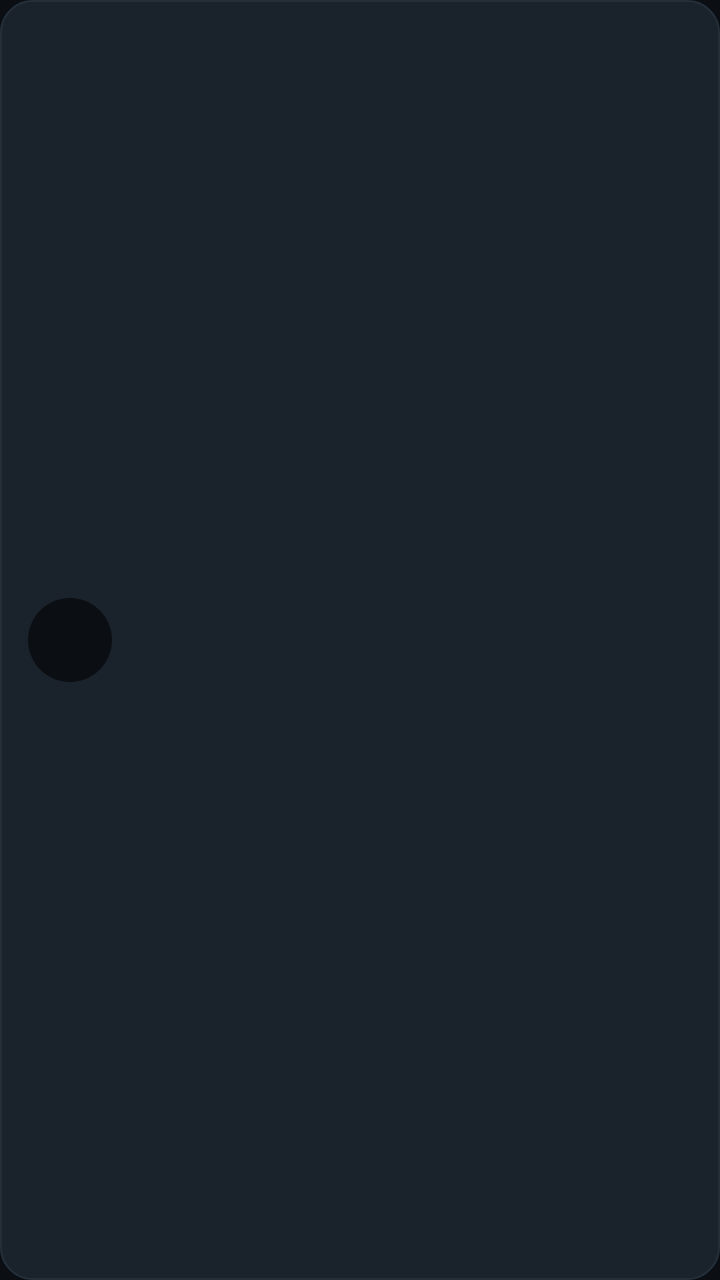
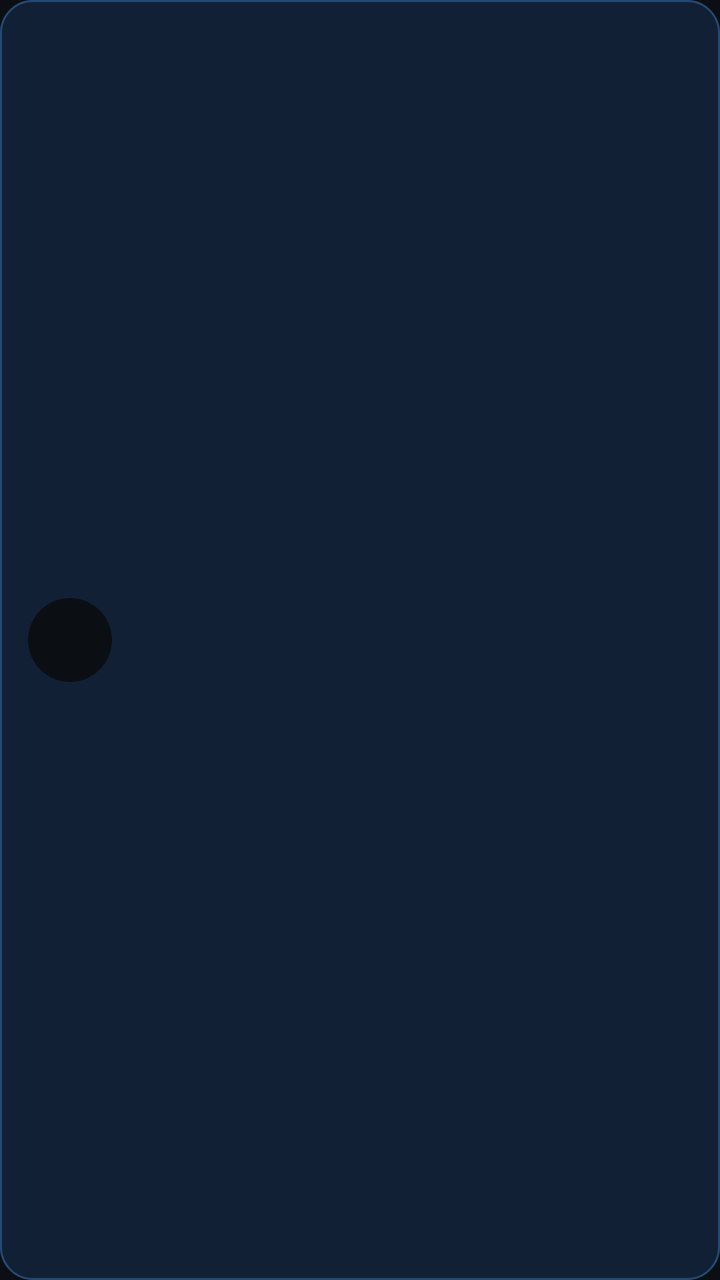

An Android layout rendered at two revisions. The XML below is the earlier revision; the diff shows what the commit changed to produce the second picture.
<!-- AndroidManifest.xml: application theme Theme.SshProxyPayload -->
<!-- res/layout/item_protocol_choice.xml -->
<?xml version="1.0" encoding="utf-8"?>
<LinearLayout xmlns:android="http://schemas.android.com/apk/res/android"
    xmlns:tools="http://schemas.android.com/tools"
    android:layout_width="match_parent"
    android:layout_height="wrap_content"
    android:layout_marginBottom="12dp"
    android:orientation="horizontal"
    android:gravity="center_vertical"
    android:clickable="true"
    android:focusable="true"
    android:paddingStart="14dp"
    android:paddingEnd="18dp"
    android:paddingTop="12dp"
    android:paddingBottom="12dp"
    android:background="@drawable/shape_card_alt">

    
    <FrameLayout
        android:layout_width="42dp"
        android:layout_height="42dp"
        android:background="@drawable/shape_icon_badge">

        <ImageView
            android:id="@+id/imgProtocolIcon"
            android:layout_width="22dp"
            android:layout_height="22dp"
            android:layout_gravity="center"
            android:importantForAccessibility="no"
            tools:ignore="ContentDescription" />

    </FrameLayout>

    
    <LinearLayout
        android:layout_width="0dp"
        android:layout_height="wrap_content"
        android:layout_weight="1"
        android:layout_marginStart="14dp"
        android:orientation="vertical">

        <TextView
            android:id="@+id/txtProtocolName"
            android:layout_width="match_parent"
            android:layout_height="wrap_content"
            android:textSize="15.5sp"
            android:textStyle="bold"
            android:textColor="@color/text_primary" />

        <TextView
            android:id="@+id/txtProtocolDesc"
            android:layout_width="match_parent"
            android:layout_height="wrap_content"
            android:layout_marginTop="2dp"
            android:textSize="12.5sp"
            android:textColor="@color/text_secondary" />

    </LinearLayout>

    
    <ImageView
        android:id="@+id/imgProtocolRadio"
        android:layout_width="22dp"
        android:layout_height="22dp"
        android:layout_marginStart="12dp"
        android:importantForAccessibility="no"
        tools:ignore="ContentDescription" />

</LinearLayout>
<!-- resources referenced by this layout -->
<resources>
  <color name="text_primary">#FFFFFF</color>
  <color name="text_secondary">#98A2B3</color>
  <!-- drawable shape_card_alt (drawable) -->
  <?xml version="1.0" encoding="utf-8"?>
  <shape xmlns:android="http://schemas.android.com/apk/res/android">
      <solid android:color="@color/surface_card_alt" />
      <corners android:radius="16dp" />
      <stroke android:width="1dp" android:color="@color/surface_stroke" />
  </shape>
  <!-- drawable shape_icon_badge (drawable) -->
  <?xml version="1.0" encoding="utf-8"?>
  <shape xmlns:android="http://schemas.android.com/apk/res/android"
      android:shape="oval">
      <solid android:color="@color/app_bg" />
  </shape>
  <style name="Theme.SshProxyPayload" parent="Theme.MaterialComponents.DayNight.NoActionBar">
          <item name="colorPrimary">#1DB954</item>
          <item name="colorPrimaryDark">#0B0F14</item>
          <item name="colorAccent">#1DB954</item>
          <item name="colorSurface">#141B22</item>
          <item name="colorOnSurface">#FFFFFF</item>
          <item name="android:windowBackground">#0B0F14</item>
          <item name="android:statusBarColor">#0B0F14</item>
          <item name="android:navigationBarColor">#0B0F14</item>
          <item name="android:windowLightStatusBar" tools:targetApi="m">false</item>
      </style>
  <color name="surface_card_alt">#1A222B</color>
  <color name="surface_stroke">#242E38</color>
  <color name="app_bg">#0B0F14</color>
</resources>

<!-- the commit's change to res/layout/item_protocol_choice.xml (unified diff, before → after) -->
@@ -12,7 +12,7 @@
     android:paddingEnd="18dp"
     android:paddingTop="12dp"
     android:paddingBottom="12dp"
-    android:background="@drawable/shape_card_alt">
+    android:background="@drawable/shape_config_card_blue">
 
     
     <FrameLayout
<!-- resource entries referenced after the edit -->
@@ -2,12 +2,12 @@
 <resources>
   <color name="text_primary">#FFFFFF</color>
   <color name="text_secondary">#98A2B3</color>
-  <!-- drawable shape_card_alt (drawable) -->
+  <!-- drawable shape_config_card_blue (drawable) -->
   <?xml version="1.0" encoding="utf-8"?>
   <shape xmlns:android="http://schemas.android.com/apk/res/android">
-      <solid android:color="@color/surface_card_alt" />
+      <solid android:color="@color/screen_surface_alt" />
       <corners android:radius="16dp" />
-      <stroke android:width="1dp" android:color="@color/surface_stroke" />
+      <stroke android:width="1dp" android:color="@color/screen_stroke" />
   </shape>
   <!-- drawable shape_icon_badge (drawable) -->
   <?xml version="1.0" encoding="utf-8"?>
@@ -26,8 +26,8 @@
           <item name="android:navigationBarColor">#0B0F14</item>
           <item name="android:windowLightStatusBar" tools:targetApi="m">false</item>
       </style>
-  <color name="surface_card_alt">#1A222B</color>
-  <color name="surface_stroke">#242E38</color>
+  <color name="screen_surface_alt">#122036</color>
+  <color name="screen_stroke">#234B73</color>
   <color name="app_bg">#0B0F14</color>
 </resources>
 
